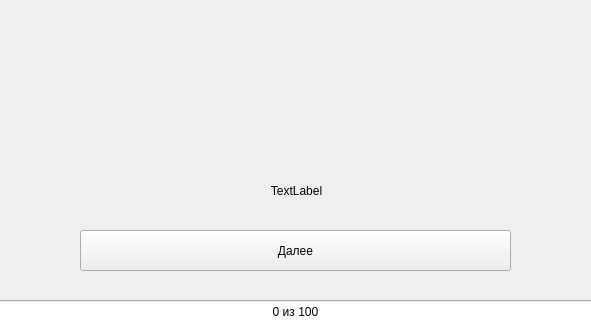
Above: ui/Training.ui from VovaOneReal/OrthoepicTrainer before the change; both pictures show x 100 to 691 and y 150 to 470 of the 790 by 470 pixel window. Below: the same form after it.
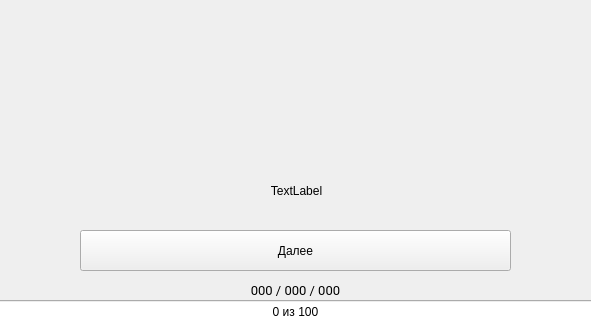
That is the form after the change. Icons and pictures are not drawn.

```diff
--- a/ui/Training.ui
+++ b/ui/Training.ui
@@ -203,6 +203,28 @@
     </size>
    </property>
   </widget>
+  <widget class="QLabel" name="l_stats">
+   <property name="geometry">
+    <rect>
+     <x>180</x>
+     <y>430</y>
+     <width>431</width>
+     <height>20</height>
+    </rect>
+   </property>
+   <property name="font">
+    <font>
+     <family>Roboto</family>
+     <pointsize>10</pointsize>
+    </font>
+   </property>
+   <property name="text">
+    <string>000 / 000 / 000</string>
+   </property>
+   <property name="alignment">
+    <set>Qt::AlignCenter</set>
+   </property>
+  </widget>
  </widget>
  <resources/>
  <connections/>
```
